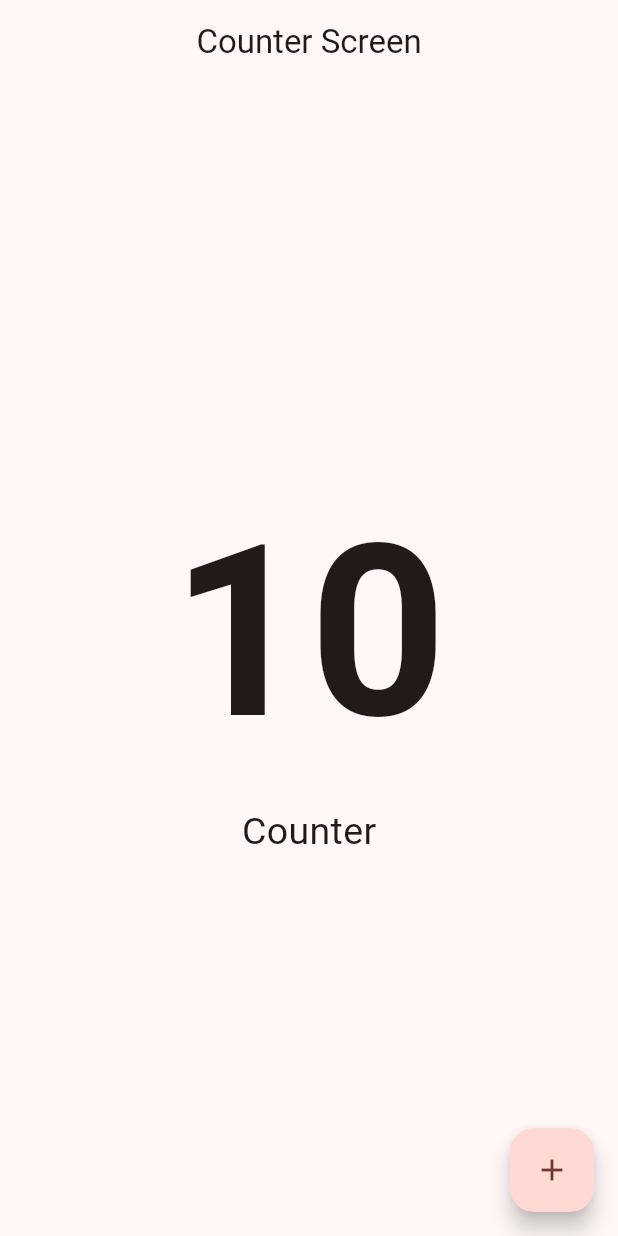
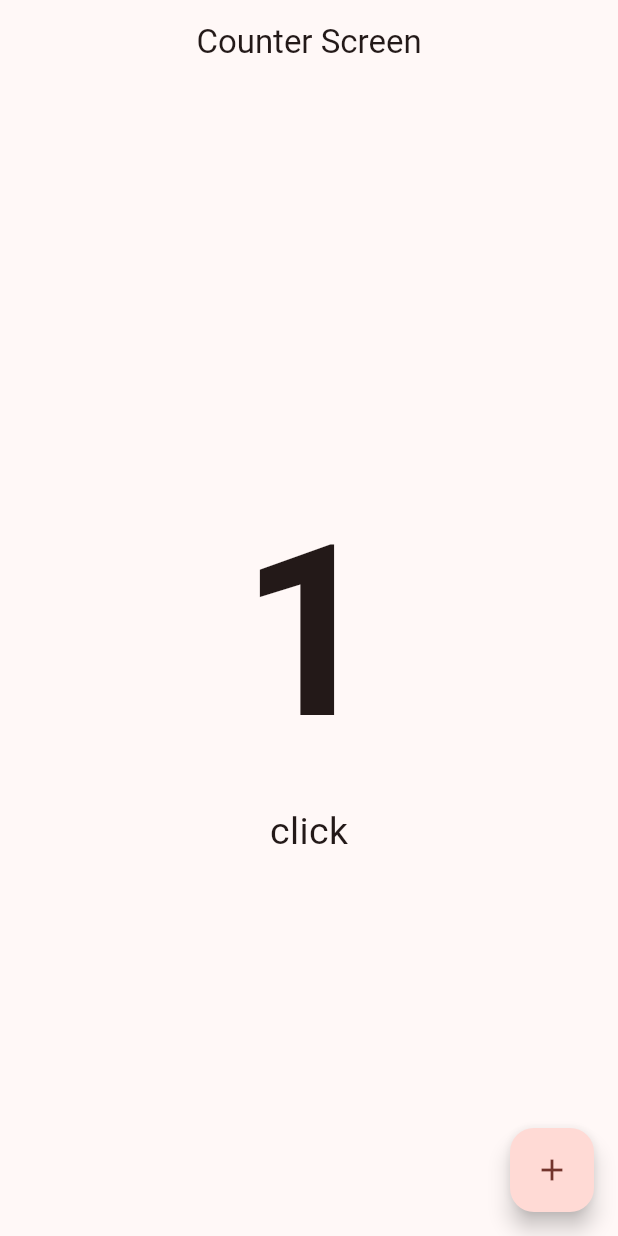
Before and after one commit to danieldarkmun20/flutter_contador, a Flutter app: the screen it shows after launch, after a tap on the "add" icon, on a phone screen of 412 x 824 dp. Run offline on Flutter 3.47's test engine with Material 3 defaults, Android fonts, the light colour scheme and no system bars.

Commit message:
Refactor CounterScreen to use StatefulWidget and add counter functionality

```diff
--- a/lib/presentation/screens/counter_screen.dart
+++ b/lib/presentation/screens/counter_screen.dart
@@ -1,7 +1,15 @@
 import 'package:flutter/material.dart';
 
-class CounterScreen extends StatelessWidget {
+class CounterScreen extends StatefulWidget {
   const CounterScreen({super.key});
+
+  @override
+  State<CounterScreen> createState() => _CounterScreenState();
+}
+
+class _CounterScreenState extends State<CounterScreen> {
+  int counter = 0;
+  String isClick = "s";
 
   @override
   Widget build(BuildContext context) {
@@ -11,19 +19,24 @@ class CounterScreen extends StatelessWidget {
           title: const Center(
             child: Text("Counter Screen"),
           )),
-      body: const Center(
+      body: Center(
           child: Column(
         mainAxisAlignment: MainAxisAlignment.center,
         children: [
           Text(
-            "10",
-            style: TextStyle(fontSize: 160, fontWeight: FontWeight.bold),
+            "$counter",
+            style: const TextStyle(fontSize: 160, fontWeight: FontWeight.bold),
           ),
-          Text("Counter", style: TextStyle(fontSize: 25))
+          Text("click${counter == 1 ? '' : 's'}", style: const TextStyle(fontSize: 25))
         ],
       )),
       floatingActionButton: FloatingActionButton(
-        onPressed: () {},
+        onPressed: () {
+          setState(() {
+            counter++;
+          });
+
+        },
         child: const Icon(Icons.add),
       ),
     );
```
